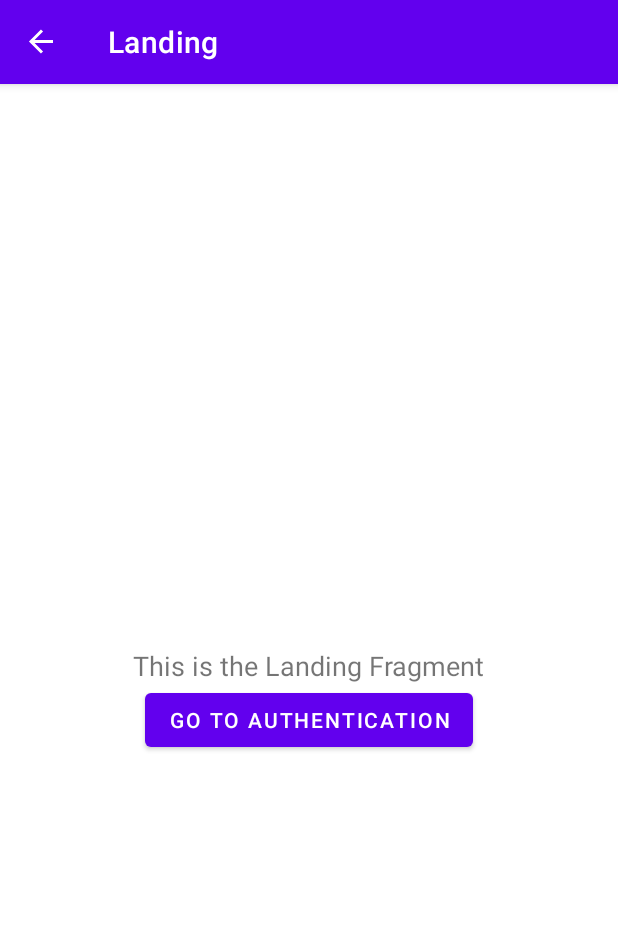
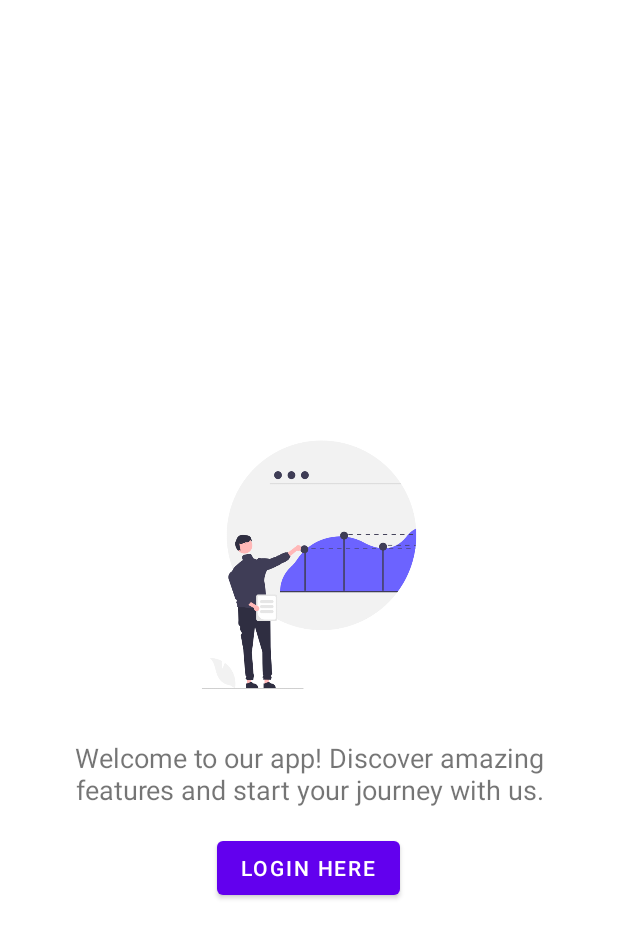
Before and after one commit to MorganKryze/Kotlin-banking-app, an Android app: the screen it shows after launch (MainActivity), on a phone screen of 412 x 824 dp. Shown: the top 938 px of the screen. Run offline under Robolectric (Android 15) with nearby library versions, the phone set to English and light mode, and no system bars; our stand-ins replace navigation-ui.

Commit message:
🌟 feat: navigation and themes

```diff
--- a/application/app/src/main/java/fr/kodelab/banking/MainActivity.kt
+++ b/application/app/src/main/java/fr/kodelab/banking/MainActivity.kt
@@ -38,8 +38,14 @@ class MainActivity : AppCompatActivity() {
         // Observe the current destination and update the visibility of the BottomNavigationView
         navController.addOnDestinationChangedListener { _, destination, _ ->
             when (destination.id) {
-                R.id.landingFragment, R.id.authFragment -> navView.visibility = View.GONE
-                else -> navView.visibility = View.VISIBLE
+                R.id.landingFragment, R.id.authFragment -> {
+                    navView.visibility = View.GONE
+                    supportActionBar?.hide() // Hide the ActionBar for landing and auth pages
+                }
+                else -> {
+                    navView.visibility = View.VISIBLE
+                    supportActionBar?.show() // Show the ActionBar for other pages
+                }
             }
         }
 
@@ -55,4 +61,8 @@ class MainActivity : AppCompatActivity() {
         // Implement your authentication check logic here
         return false
     }
+
+    override fun onSupportNavigateUp(): Boolean {
+        return navController.navigateUp() || super.onSupportNavigateUp()
+    }
 }
--- a/application/app/src/main/java/fr/kodelab/banking/ui/landing/LandingFragment.kt
+++ b/application/app/src/main/java/fr/kodelab/banking/ui/landing/LandingFragment.kt
@@ -1,13 +1,13 @@
 package fr.kodelab.banking.ui.landing
 
 import android.os.Bundle
+import fr.kodelab.banking.R
 import android.view.LayoutInflater
 import android.view.View
 import android.view.ViewGroup
 import androidx.fragment.app.Fragment
 import androidx.fragment.app.activityViewModels
 import androidx.navigation.fragment.findNavController
-import fr.kodelab.banking.R
 import fr.kodelab.banking.databinding.FragmentLandingBinding
 
 class LandingFragment : Fragment() {
@@ -27,7 +27,11 @@ class LandingFragment : Fragment() {
     override fun onViewCreated(view: View, savedInstanceState: Bundle?) {
         super.onViewCreated(view, savedInstanceState)
 
+        // Set the text from the ViewModel
         binding.textLanding.text = landingViewModel.text.value
+
+        // Set the image from the ViewModel
+        binding.imageLanding.setImageResource(landingViewModel.getImageResource())
 
         binding.buttonGoToAuth.setOnClickListener {
             findNavController().navigate(R.id.action_landingFragment_to_authFragment)
--- a/application/app/src/main/java/fr/kodelab/banking/ui/landing/LandingViewModel.kt
+++ b/application/app/src/main/java/fr/kodelab/banking/ui/landing/LandingViewModel.kt
@@ -1,13 +1,19 @@
 package fr.kodelab.banking.ui.landing
 
 import androidx.lifecycle.LiveData
+import fr.kodelab.banking.R
 import androidx.lifecycle.MutableLiveData
 import androidx.lifecycle.ViewModel
 
 class LandingViewModel : ViewModel() {
 
     private val _text = MutableLiveData<String>().apply {
-        value = "This is the Landing Fragment"
+        value = "Welcome to our app! Discover amazing features and start your journey with us."
     }
     val text: LiveData<String> = _text
+
+    // If you need to provide an image resource, you can add a method here
+    fun getImageResource(): Int {
+        return R.drawable.landing
+    }
 }
--- a/application/app/src/main/res/layout/fragment_landing.xml
+++ b/application/app/src/main/res/layout/fragment_landing.xml
@@ -1,20 +1,33 @@
 <?xml version="1.0" encoding="utf-8"?>
 <LinearLayout xmlns:android="http://schemas.android.com/apk/res/android"
+    xmlns:app="http://schemas.android.com/apk/res-auto"
     android:layout_width="match_parent"
     android:layout_height="match_parent"
     android:orientation="vertical"
-    android:gravity="center">
+    android:gravity="center"
+    android:padding="16dp">
+
+    <ImageView
+        android:id="@+id/imageLanding"
+        android:layout_width="200dp"
+        android:layout_height="200dp"
+        android:src="@drawable/landing"
+        android:contentDescription="@string/landing_image_description"
+        android:scaleType="centerCrop"
+        android:layout_marginBottom="16dp" />
 
     <TextView
         android:id="@+id/textLanding"
         android:layout_width="wrap_content"
         android:layout_height="wrap_content"
-        android:text="Landing Fragment"
-        android:textSize="18sp" />
+        android:text="@string/landing_text"
+        android:textSize="18sp"
+        android:textAlignment="center"
+        android:layout_marginBottom="16dp" />
 
     <Button
         android:id="@+id/buttonGoToAuth"
         android:layout_width="wrap_content"
         android:layout_height="wrap_content"
-        android:text="Go to Authentication" />
+        android:text="@string/go_to_auth" />
 </LinearLayout>
--- a/application/app/src/main/res/navigation/mobile_navigation.xml
+++ b/application/app/src/main/res/navigation/mobile_navigation.xml
@@ -3,7 +3,7 @@
     xmlns:app="http://schemas.android.com/apk/res-auto"
     xmlns:tools="http://schemas.android.com/tools"
     android:id="@+id/mobile_navigation"
-    app:startDestination="@+id/navigation_home">
+    app:startDestination="@id/landingFragment">
 
     <fragment
         android:id="@+id/landingFragment"
@@ -12,7 +12,11 @@
         tools:layout="@layout/fragment_landing">
         <action
             android:id="@+id/action_landingFragment_to_authFragment"
-            app:destination="@id/authFragment" />
+            app:destination="@id/authFragment"
+            app:enterAnim="@anim/slide_in_right"
+            app:exitAnim="@anim/slide_out_left"
+            app:popEnterAnim="@anim/slide_in_left"
+            app:popExitAnim="@anim/slide_out_right" />
     </fragment>
 
     <fragment
@@ -22,7 +26,11 @@
         tools:layout="@layout/fragment_auth">
         <action
             android:id="@+id/action_authFragment_to_homeFragment"
-            app:destination="@id/navigation_home" />
+            app:destination="@id/navigation_home"
+            app:enterAnim="@anim/fade_in"
+            app:exitAnim="@anim/fade_out"
+            app:popEnterAnim="@anim/fade_in"
+            app:popExitAnim="@anim/fade_out" />
     </fragment>
 
     <fragment
@@ -30,18 +38,47 @@
         android:name="fr.kodelab.banking.ui.home.HomeFragment"
         android:label="Home"
         tools:layout="@layout/fragment_home">
-        <!-- Other actions -->
+        <action
+            android:id="@+id/action_navigation_home_to_dashboard"
+            app:destination="@id/navigation_dashboard"
+            app:enterAnim="@anim/slide_in_right"
+            app:exitAnim="@anim/slide_out_left"
+            app:popEnterAnim="@anim/slide_in_left"
+            app:popExitAnim="@anim/slide_out_right" />
+        <action
+            android:id="@+id/action_navigation_home_to_notifications"
+            app:destination="@id/navigation_notifications"
+            app:enterAnim="@anim/slide_in_right"
+            app:exitAnim="@anim/slide_out_left"
+            app:popEnterAnim="@anim/slide_in_left"
+            app:popExitAnim="@anim/slide_out_right" />
     </fragment>
 
     <fragment
         android:id="@+id/navigation_dashboard"
         android:name="fr.kodelab.banking.ui.dashboard.DashboardFragment"
         android:label="@string/title_dashboard"
-        tools:layout="@layout/fragment_dashboard" />
+        tools:layout="@layout/fragment_dashboard">
+        <action
+            android:id="@+id/action_navigation_dashboard_to_home"
+            app:destination="@id/navigation_home"
+            app:enterAnim="@anim/slide_in_left"
+            app:exitAnim="@anim/slide_out_right"
+            app:popEnterAnim="@anim/slide_in_right"
+            app:popExitAnim="@anim/slide_out_left" />
+    </fragment>
 
     <fragment
         android:id="@+id/navigation_notifications"
         android:name="fr.kodelab.banking.ui.notifications.NotificationsFragment"
         android:label="@string/title_notifications"
-        tools:layout="@layout/fragment_notifications" />
+        tools:layout="@layout/fragment_notifications">
+        <action
+            android:id="@+id/action_navigation_notifications_to_home"
+            app:destination="@id/navigation_home"
+            app:enterAnim="@anim/slide_in_left"
+            app:exitAnim="@anim/slide_out_right"
+            app:popEnterAnim="@anim/slide_in_right"
+            app:popExitAnim="@anim/slide_out_left" />
+    </fragment>
 </navigation>
--- /dev/null
+++ b/application/app/src/main/res/values-night/colors.xml
@@ -0,0 +1,8 @@
+<resources>
+    <!-- Define your main colors for dark mode here -->
+    <color name="colorPrimary">#BB86FC</color>
+    <color name="colorPrimaryDark">#3700B3</color>
+    <color name="colorAccent">#03DAC6</color>
+    <color name="colorWhite">#000000</color> <!-- Swap white and black for dark mode -->
+    <color name="colorBlack">#FFFFFF</color>
+</resources>
--- a/application/app/src/main/res/values-night/themes.xml
+++ b/application/app/src/main/res/values-night/themes.xml
@@ -1,16 +1,13 @@
+<?xml version="1.0" encoding="utf-8"?>
 <resources xmlns:tools="http://schemas.android.com/tools">
     <!-- Base application theme. -->
     <style name="Theme.Banking" parent="Theme.MaterialComponents.DayNight.DarkActionBar">
         <!-- Primary brand color. -->
-        <item name="colorPrimary">@color/purple_200</item>
-        <item name="colorPrimaryVariant">@color/purple_700</item>
-        <item name="colorOnPrimary">@color/black</item>
-        <!-- Secondary brand color. -->
-        <item name="colorSecondary">@color/teal_200</item>
-        <item name="colorSecondaryVariant">@color/teal_200</item>
-        <item name="colorOnSecondary">@color/black</item>
-        <!-- Status bar color. -->
-        <item name="android:statusBarColor">?attr/colorPrimaryVariant</item>
+        <item name="colorPrimary">@color/colorPrimary</item>
+        <item name="colorPrimaryDark">@color/colorPrimaryDark</item>
+        <item name="colorAccent">@color/colorAccent</item>
+        <item name="android:textColorPrimary">@color/colorWhite</item>
+        <item name="android:textColorSecondary">@color/colorBlack</item>
         <!-- Customize your theme here. -->
     </style>
 </resources>
--- a/application/app/src/main/res/values/colors.xml
+++ b/application/app/src/main/res/values/colors.xml
@@ -1,10 +1,11 @@
 <?xml version="1.0" encoding="utf-8"?>
 <resources>
-    <color name="purple_200">#FFBB86FC</color>
-    <color name="purple_500">#FF6200EE</color>
-    <color name="purple_700">#FF3700B3</color>
-    <color name="teal_200">#FF03DAC5</color>
-    <color name="teal_700">#FF018786</color>
-    <color name="black">#FF000000</color>
-    <color name="white">#FFFFFFFF</color>
+    <!-- Define your main color here -->
+    <color name="colorPrimary">#6200EE</color> <!-- Example: Google's primary color -->
+    <color name="colorPrimaryDark">#3700B3</color> <!-- Example: Google's primary dark color -->
+    <color name="colorAccent">#03DAC6</color> <!-- Example: Google's accent color -->
+
+    <!-- Other colors can be defined here -->
+    <color name="colorWhite">#FFFFFF</color>
+    <color name="colorBlack">#000000</color>
 </resources>
--- a/application/app/src/main/res/values/strings.xml
+++ b/application/app/src/main/res/values/strings.xml
@@ -3,4 +3,8 @@
     <string name="title_home">Home</string>
     <string name="title_dashboard">Dashboard</string>
     <string name="title_notifications">Notifications</string>
+    <string name="landing_image_description">Description of the landing image</string>
+    <string name="landing_text">Welcome to our app! Discover amazing features and start your journey
+        with us.</string>
+    <string name="go_to_auth">Login here</string>
 </resources>
--- a/application/app/src/main/res/values/themes.xml
+++ b/application/app/src/main/res/values/themes.xml
@@ -2,15 +2,13 @@
     <!-- Base application theme. -->
     <style name="Theme.Banking" parent="Theme.MaterialComponents.DayNight.DarkActionBar">
         <!-- Primary brand color. -->
-        <item name="colorPrimary">@color/purple_500</item>
-        <item name="colorPrimaryVariant">@color/purple_700</item>
-        <item name="colorOnPrimary">@color/white</item>
-        <!-- Secondary brand color. -->
-        <item name="colorSecondary">@color/teal_200</item>
-        <item name="colorSecondaryVariant">@color/teal_700</item>
-        <item name="colorOnSecondary">@color/black</item>
-        <!-- Status bar color. -->
-        <item name="android:statusBarColor">?attr/colorPrimaryVariant</item>
+        <item name="colorPrimary">@color/colorPrimary</item>
+        <item name="colorPrimaryDark">@color/colorPrimaryDark</item>
+        <item name="colorAccent">@color/colorAccent</item>
+
+        <!-- Other theme attributes can be defined here -->
+        <item name="android:textColorPrimary">@color/colorBlack</item>
+        <item name="android:textColorSecondary">@color/colorWhite</item>
         <!-- Customize your theme here. -->
     </style>
 </resources>
```
Also changed, not shown: application/app/src/main/res/anim/fade_in.xml (added, +8 -0 lines), application/app/src/main/res/anim/fade_out.xml (added, +8 -0 lines), application/app/src/main/res/anim/slide_in_left.xml (added, +8 -0 lines), application/app/src/main/res/anim/slide_in_right.xml (added, +8 -0 lines), application/app/src/main/res/anim/slide_out_left.xml (added, +8 -0 lines), application/app/src/main/res/anim/slide_out_right.xml (added, +8 -0 lines), application/app/src/main/res/drawable/landing.png (added).
